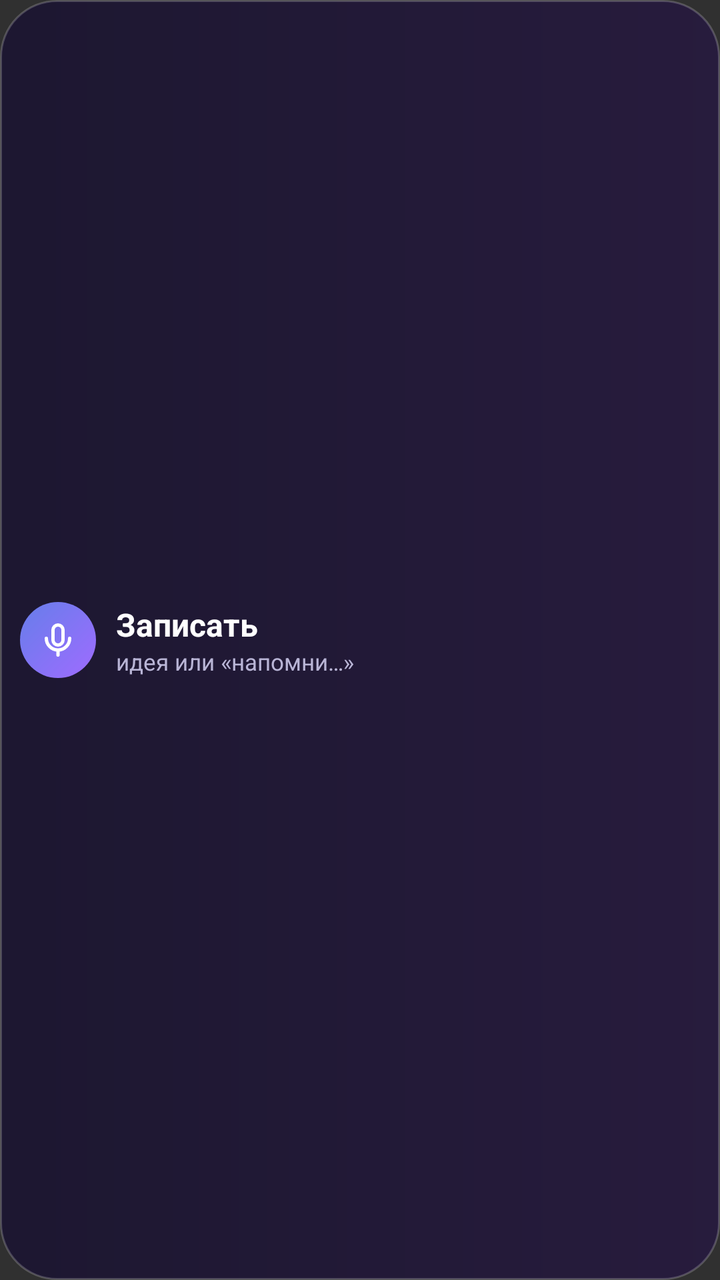
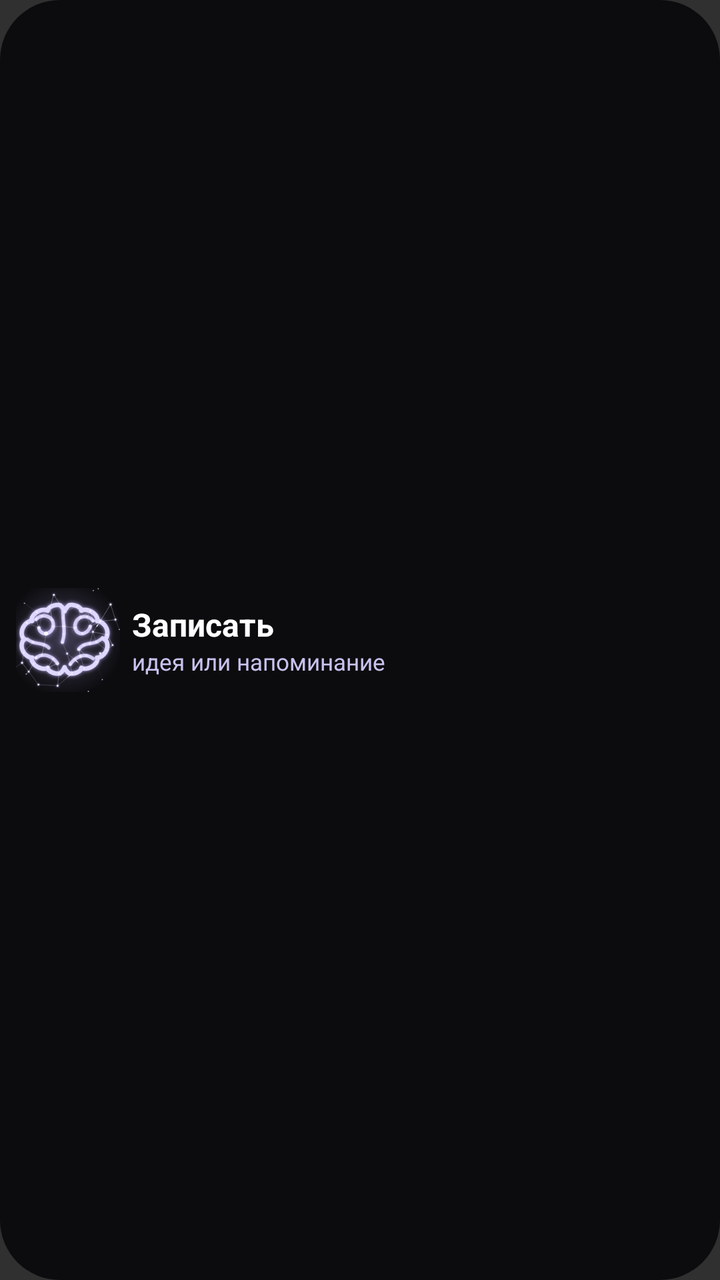

Two renders of the same Android screen: before a commit and after it. Below are the layout's source before the change and the commit's diff.
<!-- AndroidManifest.xml: application theme android:Theme.Material.NoActionBar -->
<!-- res/layout/widget_capture.xml -->
<?xml version="1.0" encoding="utf-8"?>
<LinearLayout xmlns:android="http://schemas.android.com/apk/res/android"
    android:id="@+id/w_root"
    android:layout_width="match_parent"
    android:layout_height="match_parent"
    android:orientation="horizontal"
    android:gravity="center_vertical"
    android:background="@drawable/w_bg"
    android:paddingLeft="10dp"
    android:paddingRight="18dp">
    <ImageView
        android:layout_width="38dp"
        android:layout_height="38dp"
        android:padding="9dp"
        android:background="@drawable/w_mic_bg"
        android:src="@drawable/w_mic"
        android:contentDescription="Микрофон"/>
    <LinearLayout
        android:layout_width="wrap_content"
        android:layout_height="wrap_content"
        android:layout_marginLeft="10dp"
        android:orientation="vertical">
        <TextView
            android:layout_width="wrap_content"
            android:layout_height="wrap_content"
            android:text="Записать"
            android:textColor="#FFFFFF"
            android:textSize="16sp"
            android:textStyle="bold"
            android:maxLines="1"/>
        <TextView
            android:layout_width="wrap_content"
            android:layout_height="wrap_content"
            android:text="идея или «напомни…»"
            android:textColor="#B9B5D6"
            android:textSize="11.5sp"
            android:maxLines="1"/>
    </LinearLayout>
</LinearLayout>
<!-- resources referenced by this layout -->
<resources>
  <!-- drawable w_bg (drawable) -->
  <?xml version="1.0" encoding="utf-8"?>
  <shape xmlns:android="http://schemas.android.com/apk/res/android" android:shape="rectangle">
      <corners android:radius="28dp"/>
      <gradient android:angle="0" android:startColor="#F21B1530" android:endColor="#F2261A3D"/>
      <stroke android:width="1dp" android:color="#33FFFFFF"/>
  </shape>
  <!-- drawable w_mic (drawable) -->
  <?xml version="1.0" encoding="utf-8"?>
  <vector xmlns:android="http://schemas.android.com/apk/res/android" android:width="24dp" android:height="24dp"
      android:viewportWidth="24" android:viewportHeight="24">
      <path android:fillColor="#00000000" android:strokeColor="#FFFFFF" android:strokeWidth="2" android:strokeLineCap="round" android:strokeLineJoin="round"
          android:pathData="M12,3a3,3 0 0,1 3,3v6a3,3 0 0,1 -6,0V6a3,3 0 0,1 3,-3z"/>
      <path android:fillColor="#00000000" android:strokeColor="#FFFFFF" android:strokeWidth="2" android:strokeLineCap="round" android:strokeLineJoin="round"
          android:pathData="M19,11a7,7 0 0,1 -14,0M12,18v3"/>
  </vector>
  <!-- drawable w_mic_bg (drawable) -->
  <?xml version="1.0" encoding="utf-8"?>
  <shape xmlns:android="http://schemas.android.com/apk/res/android" android:shape="oval">
      <gradient android:angle="315" android:startColor="#667EEA" android:endColor="#9F6BFF"/>
  </shape>
</resources>

<!-- the commit's change to res/layout/widget_capture.xml (unified diff, before → after) -->
@@ -6,19 +6,18 @@
     android:orientation="horizontal"
     android:gravity="center_vertical"
     android:background="@drawable/w_bg"
-    android:paddingLeft="10dp"
+    android:paddingLeft="8dp"
     android:paddingRight="18dp">
     <ImageView
-        android:layout_width="38dp"
-        android:layout_height="38dp"
-        android:padding="9dp"
-        android:background="@drawable/w_mic_bg"
-        android:src="@drawable/w_mic"
-        android:contentDescription="Микрофон"/>
+        android:layout_width="52dp"
+        android:layout_height="52dp"
+        android:scaleType="fitCenter"
+        android:src="@drawable/w_brain"
+        android:contentDescription="Dewiar слушает"/>
     <LinearLayout
         android:layout_width="wrap_content"
         android:layout_height="wrap_content"
-        android:layout_marginLeft="10dp"
+        android:layout_marginLeft="6dp"
         android:orientation="vertical">
         <TextView
             android:layout_width="wrap_content"
@@ -31,8 +30,8 @@
         <TextView
             android:layout_width="wrap_content"
             android:layout_height="wrap_content"
-            android:text="идея или «напомни…»"
-            android:textColor="#B9B5D6"
+            android:text="идея или напоминание"
+            android:textColor="#C8C2EE"
             android:textSize="11.5sp"
             android:maxLines="1"/>
     </LinearLayout>
<!-- resource entries referenced after the edit -->
@@ -3,23 +3,9 @@
   <!-- drawable w_bg (drawable) -->
   <?xml version="1.0" encoding="utf-8"?>
   <shape xmlns:android="http://schemas.android.com/apk/res/android" android:shape="rectangle">
-      <corners android:radius="28dp"/>
-      <gradient android:angle="0" android:startColor="#F21B1530" android:endColor="#F2261A3D"/>
-      <stroke android:width="1dp" android:color="#33FFFFFF"/>
+      <corners android:radius="30dp"/>
+      <solid android:color="#EE0A0A0D"/>
   </shape>
-  <!-- drawable w_mic (drawable) -->
-  <?xml version="1.0" encoding="utf-8"?>
-  <vector xmlns:android="http://schemas.android.com/apk/res/android" android:width="24dp" android:height="24dp"
-      android:viewportWidth="24" android:viewportHeight="24">
-      <path android:fillColor="#00000000" android:strokeColor="#FFFFFF" android:strokeWidth="2" android:strokeLineCap="round" android:strokeLineJoin="round"
-          android:pathData="M12,3a3,3 0 0,1 3,3v6a3,3 0 0,1 -6,0V6a3,3 0 0,1 3,-3z"/>
-      <path android:fillColor="#00000000" android:strokeColor="#FFFFFF" android:strokeWidth="2" android:strokeLineCap="round" android:strokeLineJoin="round"
-          android:pathData="M19,11a7,7 0 0,1 -14,0M12,18v3"/>
-  </vector>
-  <!-- drawable w_mic_bg (drawable) -->
-  <?xml version="1.0" encoding="utf-8"?>
-  <shape xmlns:android="http://schemas.android.com/apk/res/android" android:shape="oval">
-      <gradient android:angle="315" android:startColor="#667EEA" android:endColor="#9F6BFF"/>
-  </shape>
+  <!-- drawable w_brain: png bitmap (drawable-nodpi, 73619 bytes) -->
 </resources>
 
